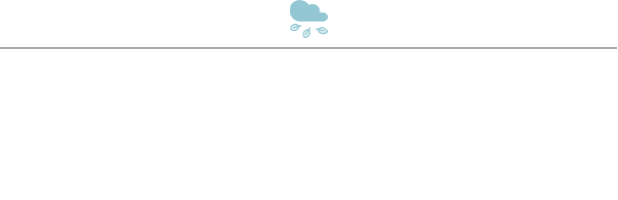
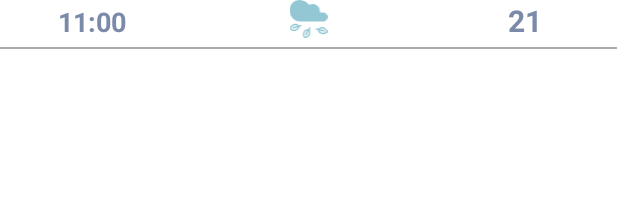
Before and after one commit to ZubkoKarina/Kotlin_Weather_Forecast_App, an Android app: the layout todayforecastlist.xml on its own in the app's theme, with its tools: preview values and no code run, on a phone screen of 412 x 824 dp. Shown: the top 200 px of the screen. Run offline under Robolectric (Android 15) with nearby library versions, the phone set to English and light mode, and no system bars.

Commit message:
Fixed a bug with displaying weather forecast elements by time

```diff
--- a/app/src/main/res/layout/todayforecastlist.xml
+++ b/app/src/main/res/layout/todayforecastlist.xml
@@ -10,7 +10,7 @@
             android:layout_weight="1"
             android:text="11:00"
             android:gravity="center"
-            android:textColor="@color/white"
+            android:textColor="@color/deep_gray"
             android:textSize="18sp"
             android:textStyle="bold"
             android:layout_marginBottom="4dp"
@@ -29,7 +29,7 @@
             android:layout_weight="1"
             android:text="21"
             android:gravity="center"
-            android:textColor="@color/white"
+            android:textColor="@color/deep_gray"
             android:textSize="20sp"
             android:textStyle="bold"
             android:layout_marginBottom="4dp"
```
Also changed, not shown: app/src/main/res/layout/testlayout.xml (+5 -2 lines).
